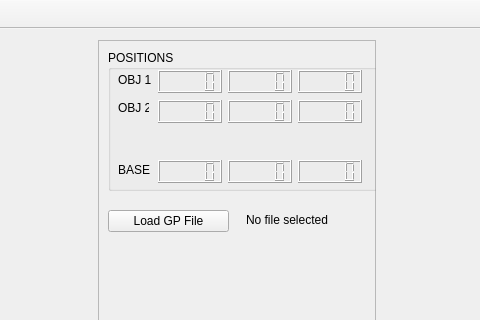
Before: the Qt Designer form Interface.ui in dusevitch/TRAC_GP_Pose, drawn with Qt 5; both pictures show x 163 to 643 and y 0 to 320 of the 800 by 600 pixel window.
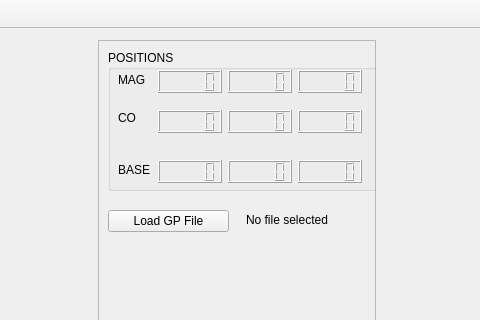
After: the same form once the commit is applied. Icons and pictures are not drawn.

Commit message: changed files for a gp load, load the position from the gp file, and changed some interface settings.  Working general TRAC system.

Diff of the .ui file:
```diff
--- a/Interface.ui
+++ b/Interface.ui
@@ -152,20 +152,20 @@
            <property name="geometry">
             <rect>
              <x>10</x>
-             <y>50</y>
+             <y>60</y>
              <width>31</width>
              <height>16</height>
             </rect>
            </property>
            <property name="text">
-            <string>OBJ 2</string>
+            <string>CO</string>
            </property>
           </widget>
           <widget class="QLCDNumber" name="tool_x">
            <property name="geometry">
             <rect>
              <x>50</x>
-             <y>50</y>
+             <y>60</y>
              <width>64</width>
              <height>23</height>
             </rect>
@@ -181,14 +181,14 @@
             </rect>
            </property>
            <property name="text">
-            <string>OBJ 1</string>
+            <string>MAG</string>
            </property>
           </widget>
           <widget class="QLCDNumber" name="tool_y">
            <property name="geometry">
             <rect>
              <x>120</x>
-             <y>50</y>
+             <y>60</y>
              <width>64</width>
              <height>23</height>
             </rect>
@@ -218,7 +218,7 @@
            <property name="geometry">
             <rect>
              <x>190</x>
-             <y>50</y>
+             <y>60</y>
              <width>64</width>
              <height>23</height>
             </rect>
```
Left out of the diff: 12 changed lines with no effect on the pictures. The commit also changes 9 other files.
